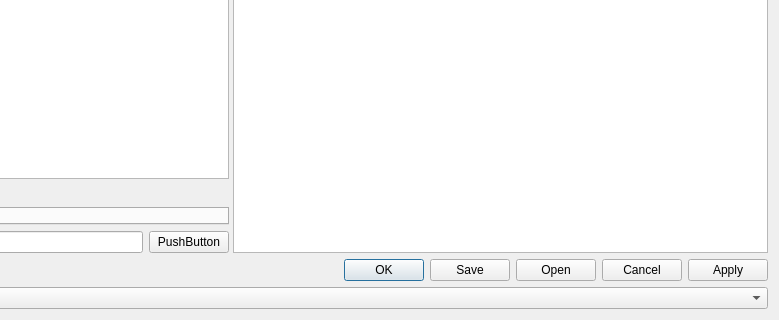
Qt form ui/PulseProgram.ui (MonroeQuantumNetworks/IonControl) before a commit; both pictures show x 317 to 1096 and y 393 to 713 of the 1096 by 713 pixel window.
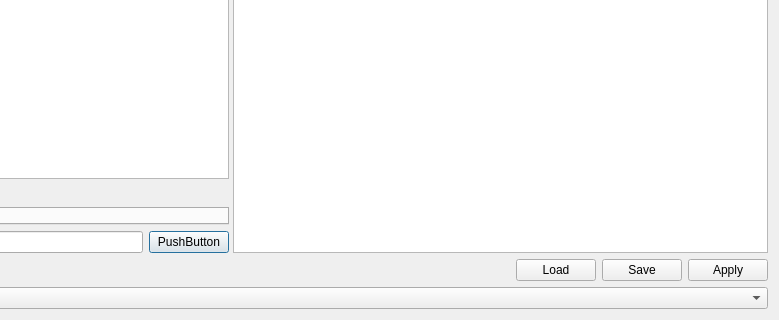
The same form after that commit.

What changed in the file:
```diff
--- a/ui/PulseProgram.ui
+++ b/ui/PulseProgram.ui
@@ -77,12 +77,23 @@
       </spacer>
      </item>
      <item>
-      <widget class="QDialogButtonBox" name="buttonBox">
-       <property name="standardButtons">
-        <set>QDialogButtonBox::Apply|QDialogButtonBox::Cancel|QDialogButtonBox::Ok|QDialogButtonBox::Open|QDialogButtonBox::Save</set>
+      <widget class="QPushButton" name="loadButton">
+       <property name="text">
+        <string>Load</string>
        </property>
-       <property name="centerButtons">
-        <bool>false</bool>
+      </widget>
+     </item>
+     <item>
+      <widget class="QPushButton" name="saveButton">
+       <property name="text">
+        <string>Save</string>
+       </property>
+      </widget>
+     </item>
+     <item>
+      <widget class="QPushButton" name="applyButton">
+       <property name="text">
+        <string>Apply</string>
        </property>
       </widget>
      </item>
```
